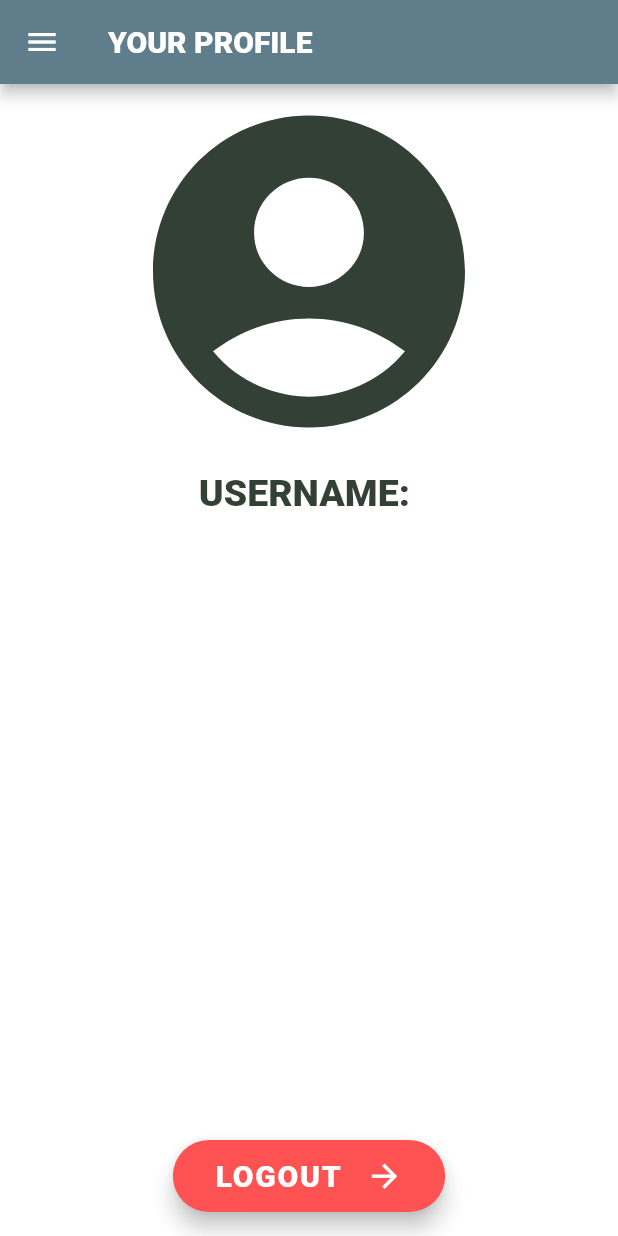
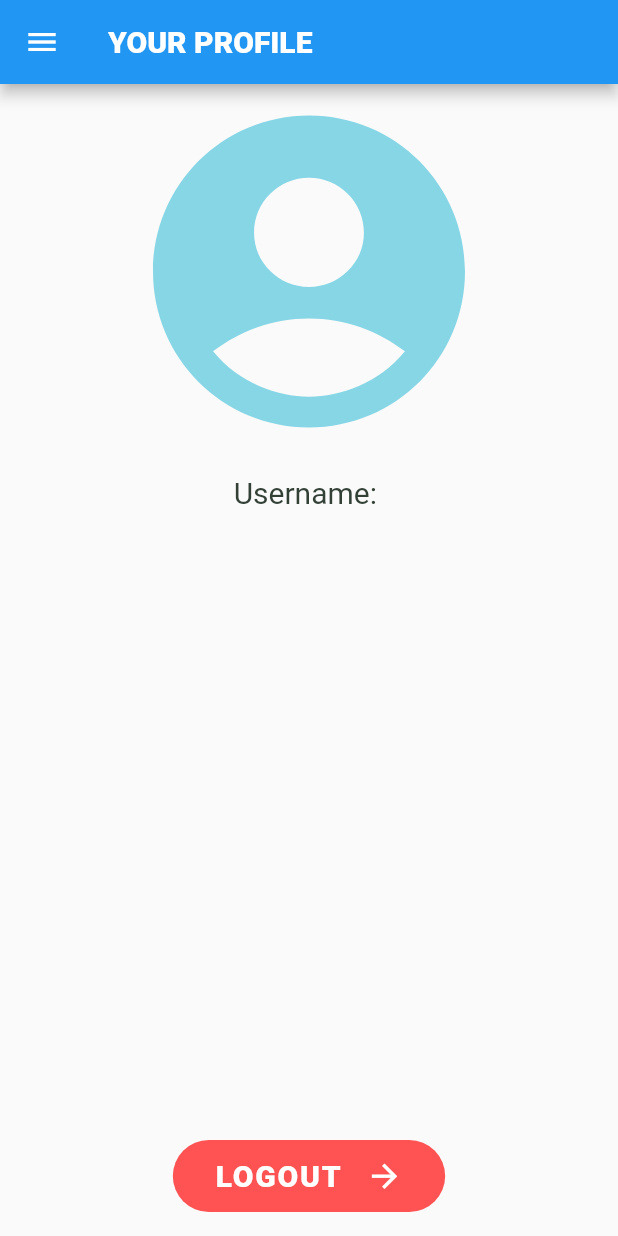
Before and after one commit to Aditi-Mohan/guru_cool_v1, a Flutter app: the ProfilePage screen opened directly, on a phone screen of 412 x 824 dp. Run offline on Flutter 3.47's test engine with Material 2 defaults, Android fonts, the phone set to English and light mode, and no system bars; our stand-ins replace cloud_firestore, confetti, firebase_core, firebase_messaging, percent_indicator, shared_preferences; accounts and stored records are empty.

Commit message:
Updated Profile Page UI

```diff
--- a/lib/detail_pages/profile_page.dart
+++ b/lib/detail_pages/profile_page.dart
@@ -1,4 +1,5 @@
 import 'package:flutter/material.dart';
+import 'package:gurucoolv1/pages/home_page.dart';
 import '/commons/collapsing_navigation_drawer.dart';
 import '/commons/theme.dart';
 import '/commons/user.dart';
@@ -16,27 +17,29 @@ class _ProfilePageState extends State<ProfilePage> {
     return Scaffold(
       appBar: AppBar(
         title: Text("YOUR PROFILE", style: AppBarText.page,),
-        backgroundColor: Colors.blueGrey,
+//        backgroundColor: Colors.blueGrey,
       ),
       drawer: CollapsingNavigationDrawer(currSelected: currSelectedCollapsingNavBar,),
-      backgroundColor: Colors.white70,
+//      backgroundColor: Colors.white70,
       body: Column(
         mainAxisAlignment: MainAxisAlignment.start,
         crossAxisAlignment: CrossAxisAlignment.center,
         children: <Widget>[
-          Icon(Icons.account_circle, size: 250, color: selectedColor,),
+          Icon(Icons.account_circle, size: 250, color: HomepageBackgroundLight,),
           Padding(
             padding: const EdgeInsets.all(8.0),
             child: Row(
               mainAxisAlignment: MainAxisAlignment.center,
               children: <Widget>[
-                Text("USERNAME: ${obj.name}", style: TextStyle(color: selectedColor, fontWeight: FontWeight.w900, fontSize: 25.0)),
+                Text("Username: ", style: TextStyle(color: selectedColor, fontSize: 20.0)),
+                Text(obj.name, style: TextStyle(color: selectedColor, fontWeight: FontWeight.w900, fontSize: 25.0)),
               ],
             ),
           ),
         ],
       ),
       floatingActionButton: FloatingActionButton.extended(
+        elevation: 0,
           onPressed: () async {
             setState(() {
               currSelectedCollapsingNavBar = 0;
```
Also changed, not shown: lib/pages/quizz.dart (+11 -1 lines).
